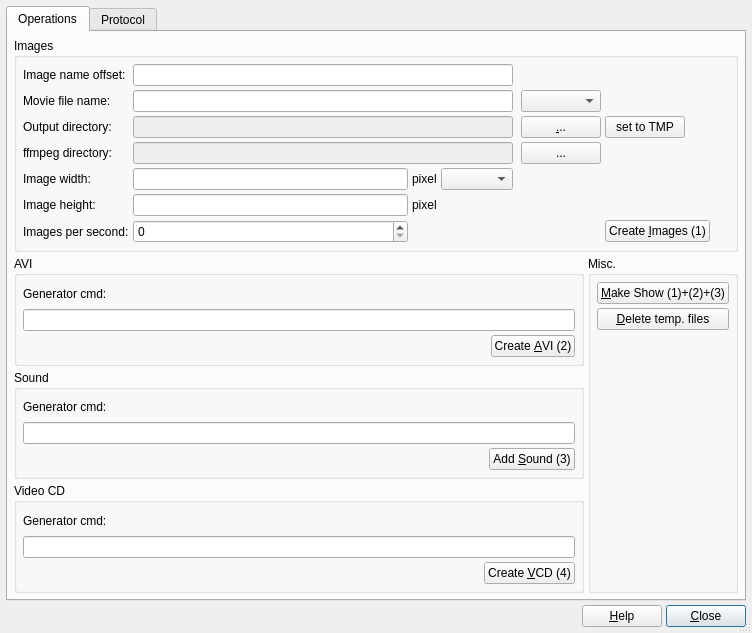
Qt form src/CreateMovieDlg4.ui (mneuroth/MinDia) before a commit.
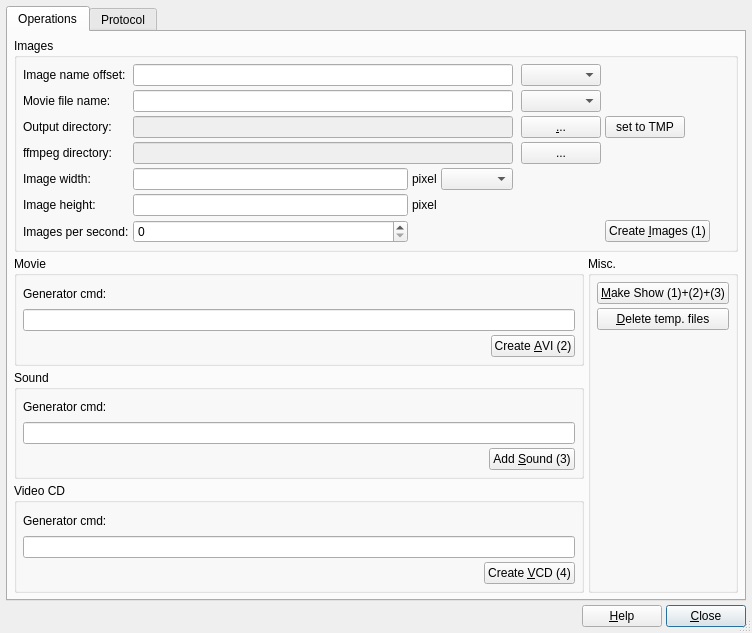
The same form after that commit.

Commit message: improved create movie dialog

Patch:
```diff
--- a/src/CreateMovieDlg4.ui
+++ b/src/CreateMovieDlg4.ui
@@ -46,7 +46,7 @@
           <item row="0" column="1" colspan="3">
            <widget class="QLineEdit" name="m_pImageNameOffset"/>
           </item>
-          <item row="0" column="5" colspan="4">
+          <item row="0" column="6" colspan="3">
            <spacer name="horizontalSpacer_2">
             <property name="orientation">
              <enum>Qt::Horizontal</enum>
@@ -286,13 +286,16 @@
           <item row="1" column="5">
            <widget class="QComboBox" name="m_pMovieExtension"/>
           </item>
+          <item row="0" column="5">
+           <widget class="QComboBox" name="m_pImageExtension"/>
+          </item>
          </layout>
         </widget>
        </item>
        <item row="1" column="0">
         <widget class="QGroupBox" name="groupBox2">
          <property name="title">
-          <string>AVI</string>
+          <string>Movie</string>
          </property>
          <layout class="QGridLayout">
           <item row="0" column="0">
```
Left out of the diff: 17 changed lines with no effect on the pictures. The commit also changes 2 other files.
